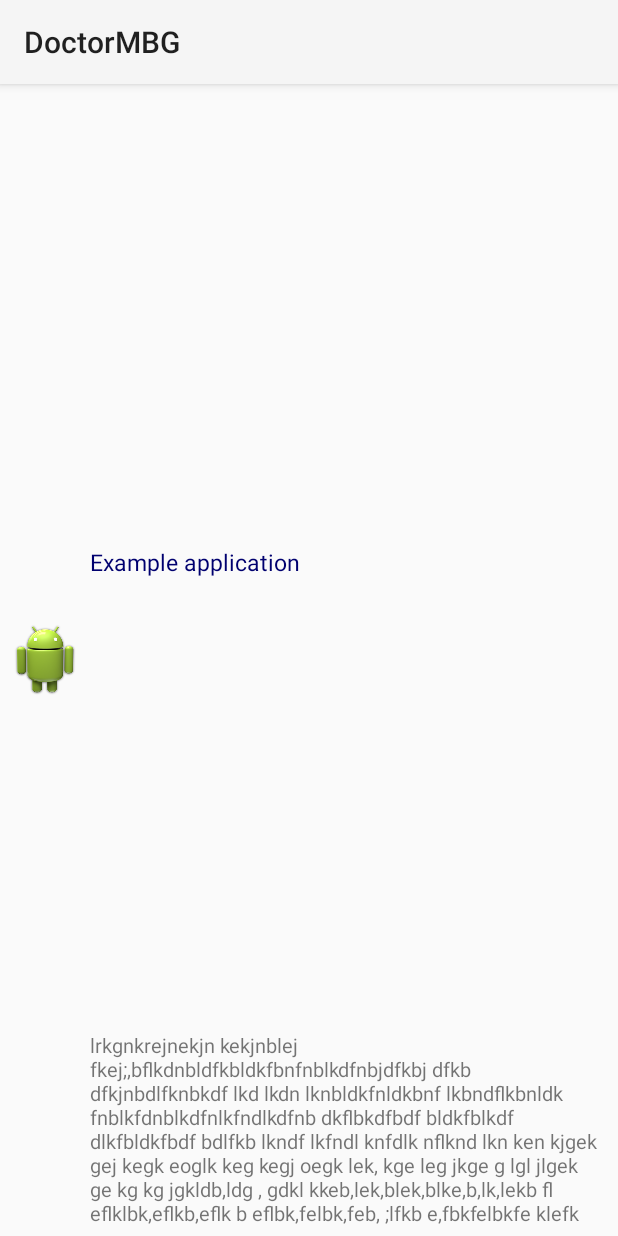
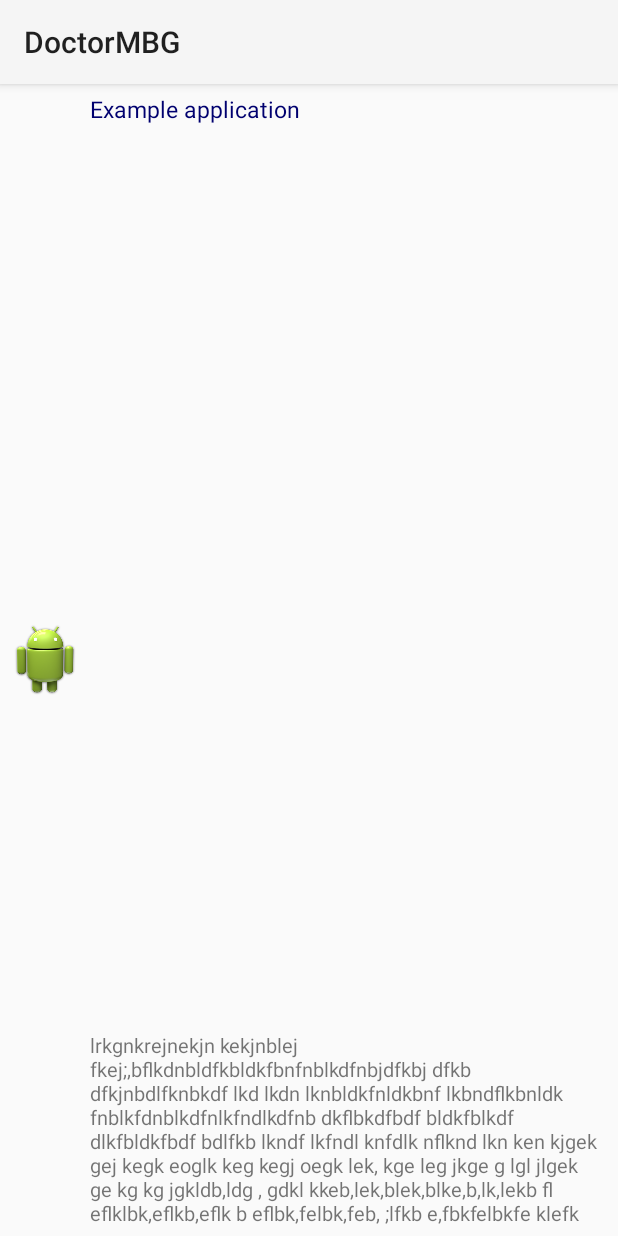
Before and after one commit to stardz/DoctorMBG, an Android app: the layout element_disscusion.xml on its own in the app's theme, with its tools: preview values and no code run, on a phone screen of 412 x 824 dp. Run offline under Robolectric (Android 15) with nearby library versions, the phone set to English and light mode, and no system bars.

Commit message:
Merge branch 'master' of https://github.com/stardz/DoctorMBG
Conflicts:
	app/src/main/res/layout/element_disscusion.xml

```diff
--- a/app/src/main/java/com/example/oo/doctormbg/Suivi1.java
+++ b/app/src/main/java/com/example/oo/doctormbg/Suivi1.java
@@ -73,7 +73,7 @@ class MyListItem {
         View rowView = inflater.inflate(R.layout.element_disscusion, parent, false);
         TextView textView = (TextView) rowView.findViewById(R.id.firstLine);
         TextView textView2 = (TextView) rowView.findViewById(R.id.secondLine);
-        ImageView imageView = (ImageView) rowView.findViewById(R.id.icon_dis);
+        ImageView imageView = (ImageView) rowView.findViewById(R.id.login); //
         textView.setText(values.get(position).name);
         textView2.setText(values.get(position).text);
         imageView.setImageResource(values.get(position).drawable);
--- a/app/src/main/res/layout/element_disscusion.xml
+++ b/app/src/main/res/layout/element_disscusion.xml
@@ -17,7 +17,6 @@
         android:id="@+id/firstLine"
         android:layout_width="fill_parent"
         android:layout_height="wrap_content"
-        android:layout_above="@id/secondLine"
         android:layout_alignParentRight="true"
         android:layout_alignParentTop="true"
         android:layout_alignWithParentIfMissing="true"
```
